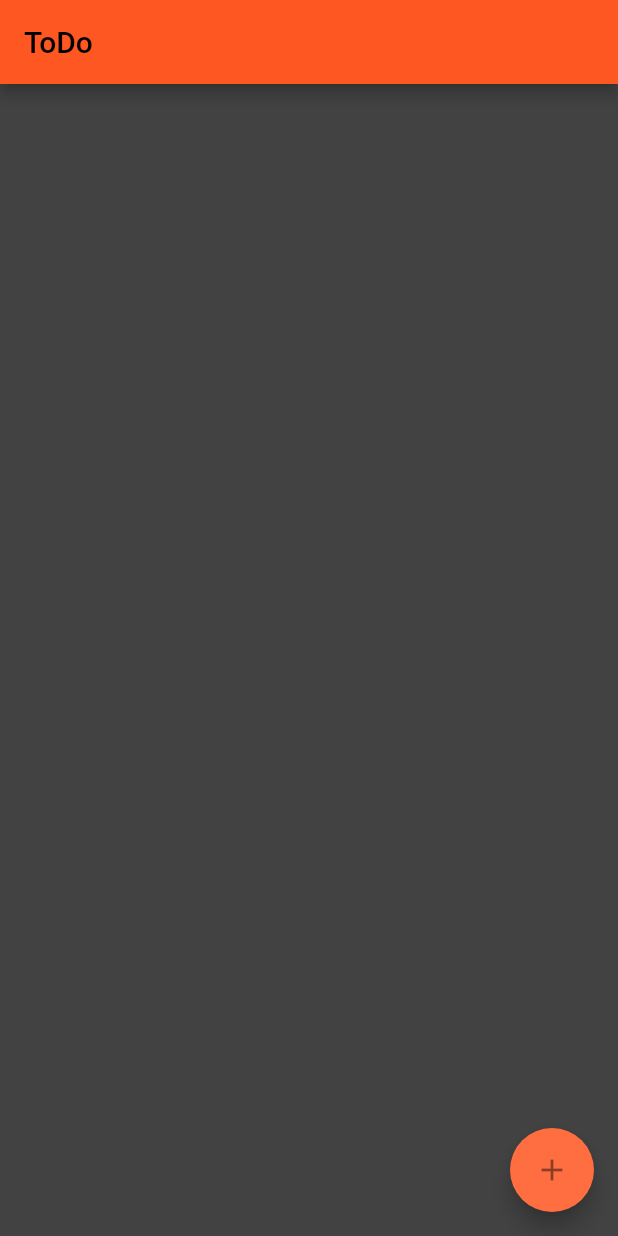
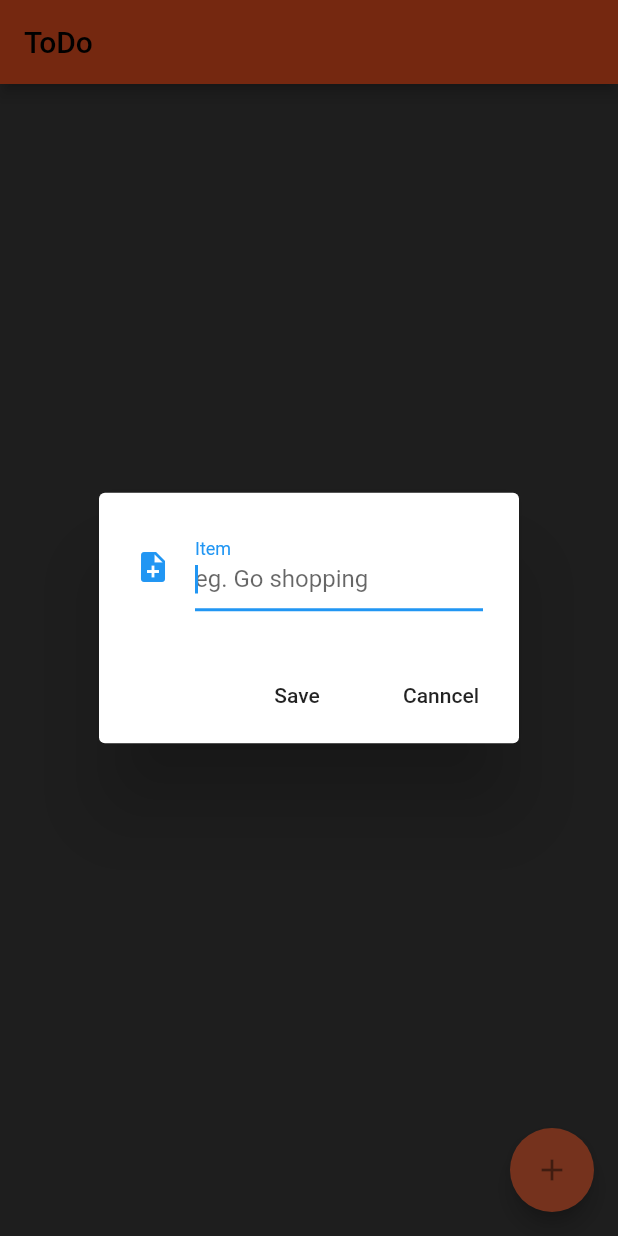
Before and after one commit to ketan2411/todo_app, a Flutter app: the screen it shows after launch, after a tap on the "add" icon, on a phone screen of 412 x 824 dp. Run offline on Flutter 3.47's test engine with Material 2 defaults, Android fonts, the phone set to English and light mode, and no system bars; our stand-ins replace sqflite; accounts and stored records are empty.

Commit message:
database added and linked

```diff
--- /dev/null
+++ b/lib/database_client.dart
@@ -0,0 +1,107 @@
+import 'dart:io';
+import 'package:todoapp/model/noDueTask.dart';
+import 'package:path/path.dart';
+import 'dart:async';
+import 'package:path_provider/path_provider.dart';
+import 'package:sqflite/sqflite.dart';
+
+class DatabaseHelper {
+  static final DatabaseHelper _instance = new DatabaseHelper.internal();
+  factory DatabaseHelper() => _instance;
+
+  final String tableName = "nodoTbl";
+  final String columnId = "id";
+  final String columnItemName = "itemName";
+  final String columnDateCreated = "dateCreated";
+
+  static Database _db;
+
+  Future<Database> get db async {
+    if (_db != null) {
+      return _db;
+    }
+    _db = await initDb();
+    return _db;
+  }
+
+  DatabaseHelper.internal();
+
+  initDb() async {
+    Directory documentDirectory = await getApplicationDocumentsDirectory();
+    String path = join(documentDirectory.path, "notodo_db.db");
+    var ourDb = await openDatabase(path, version: 1, onCreate: _onCreate);
+    return ourDb;
+  }
+
+  void _onCreate(Database db, int version) async {
+    await db.execute(
+        "CREATE TABLE $tableName(id INTEGER PRIMARY KEY, $columnItemName TEXT, $columnDateCreated TEXT)");
+    print("Table is created");
+  }
+
+//insertion
+  Future<int> saveItem(noDueTask item) async {
+    var dbClient = await db;
+    int res = await dbClient.insert("$tableName", item.toMap());
+    print(res.toString());
+    return res;
+  }
+
+  //Get
+  Future<List> getItems() async {
+    var dbClient = await db;
+    var result = await dbClient.rawQuery("SELECT * FROM $tableName ORDER BY $columnItemName ASC"); //ASC
+
+    return result.toList();
+
+//    if (result.length == 0) return [];
+//    var users = [];
+//
+//    for (Map<String, dynamic> map in result) {
+//       users.add(new User.fromMap(map));
+//    }
+//
+//    return users;
+
+  }
+
+  Future<int> getCount() async {
+    var dbClient = await db;
+    return Sqflite.firstIntValue(await dbClient.rawQuery(
+        "SELECT COUNT(*) FROM $tableName"
+    ));
+  }
+//
+  Future<noDueTask> getItem(int id) async {
+    var dbClient = await db;
+    var result = await dbClient.rawQuery("SELECT * FROM $tableName WHERE id = $id");
+    if (result.length == 0) return null;
+    return new noDueTask.fromMap(result.first);
+  }
+
+  //deletion
+//  Future<int> deleteItem(int id) async {
+//    var dbClient = await db;
+//    var result = await dbClient.rawQuery("DELETE FROM $tableName WHERE id = $id");
+//    if (result.length == 0) return null;
+//    return result.first as int;
+//  }
+
+  Future<int> deleteItem(int id) async {
+    var dbClient = await db;
+    return await dbClient.delete(tableName,
+        where: "$columnId = ?", whereArgs: [id]);
+
+  }
+  Future<int> updateItem(noDueTask item) async {
+    var dbClient = await db;
+    return await dbClient.update("$tableName", item.toMap(),
+        where: "$columnId = ?", whereArgs: [item.id]);
+
+  }
+
+  Future close() async {
+    var dbClient = await db;
+    return dbClient.close();
+  }
+}
--- a/lib/model/noDueTask.dart
+++ b/lib/model/noDueTask.dart
@@ -1,5 +1,6 @@
 import 'package:flutter/cupertino.dart';
 import 'package:flutter/material.dart';
+ // ignore: must_be_immutable
  class noDueTask extends StatelessWidget {
    String taskName;
    String dateCreated;
--- a/lib/ui/ToDoScreen.dart
+++ b/lib/ui/ToDoScreen.dart
@@ -1,5 +1,8 @@
 import 'package:flutter/cupertino.dart';
 import 'package:flutter/material.dart';
+import 'package:todoapp/model/noDueTask.dart';
+import 'package:todoapp/database_client.dart';
+
 
 class ToDoScreen extends StatefulWidget {
   @override
@@ -7,6 +10,14 @@ class ToDoScreen extends StatefulWidget {
 }
 
 class _ToDoScreenState extends State<ToDoScreen> {
+  final TextEditingController textEditingController = new TextEditingController();
+  var db = new DatabaseHelper();
+  void handleSubmitted(String text) async {
+    textEditingController.clear();
+    noDueTask _noDueTask = new noDueTask(text, DateTime.now().toIso8601String());
+    int savedItemId = await db.saveItem(_noDueTask);
+    print("item saved: $savedItemId");
+  }
   @override
   Widget build(BuildContext context) {
     return new Scaffold(
@@ -22,6 +33,32 @@ class _ToDoScreenState extends State<ToDoScreen> {
     );
   }
   void showFormDialog() {
-
+    var alert = new AlertDialog(
+      content: new Row(
+        children: <Widget>[
+          new Expanded(child: new TextField(
+            controller: textEditingController,
+            autofocus: true,
+            decoration: new InputDecoration(
+              labelText: "Item",
+              hintText: "eg. Go shopping",
+              icon: new Icon(Icons.note_add)
+            ),
+          )),
+        ],
+      ),
+      actions: <Widget>[
+        new FlatButton(onPressed: (){
+          handleSubmitted(textEditingController.text);  },
+//          textEditingController.clear();
+            child: Text("Save")),
+        new FlatButton(onPressed: () => Navigator.pop(context),
+            child: Text("Canncel"))
+      ],
+    );
+    showDialog(context: context,
+    builder:(_) {
+      return alert;
+    });
   }
   }
```
